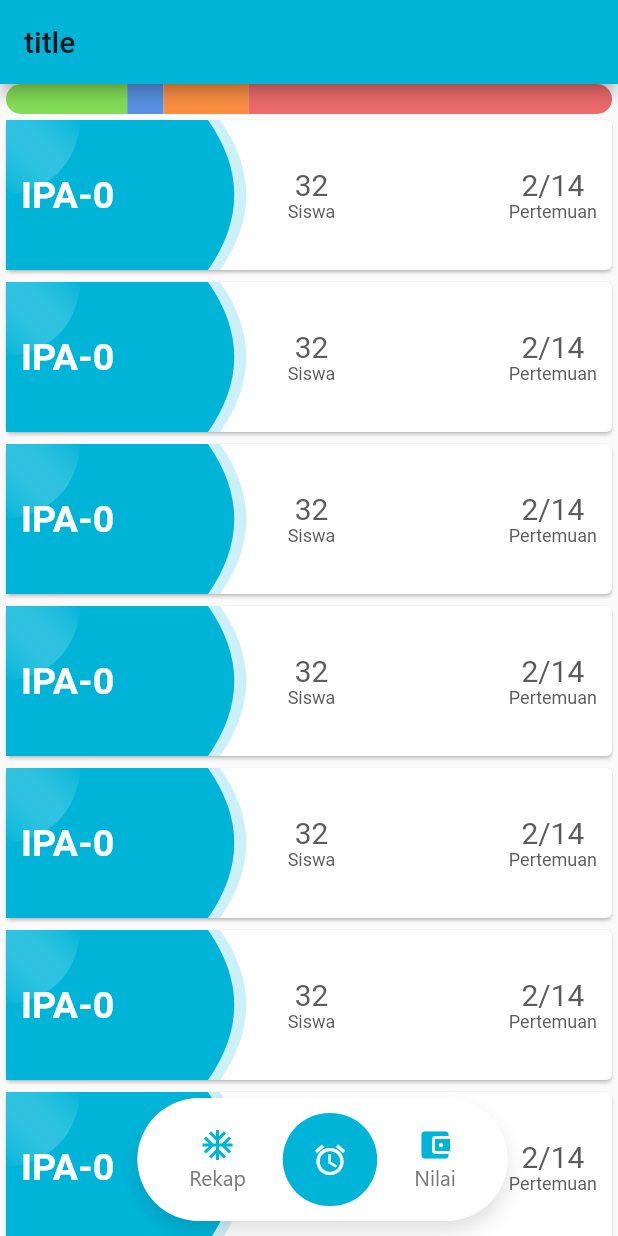
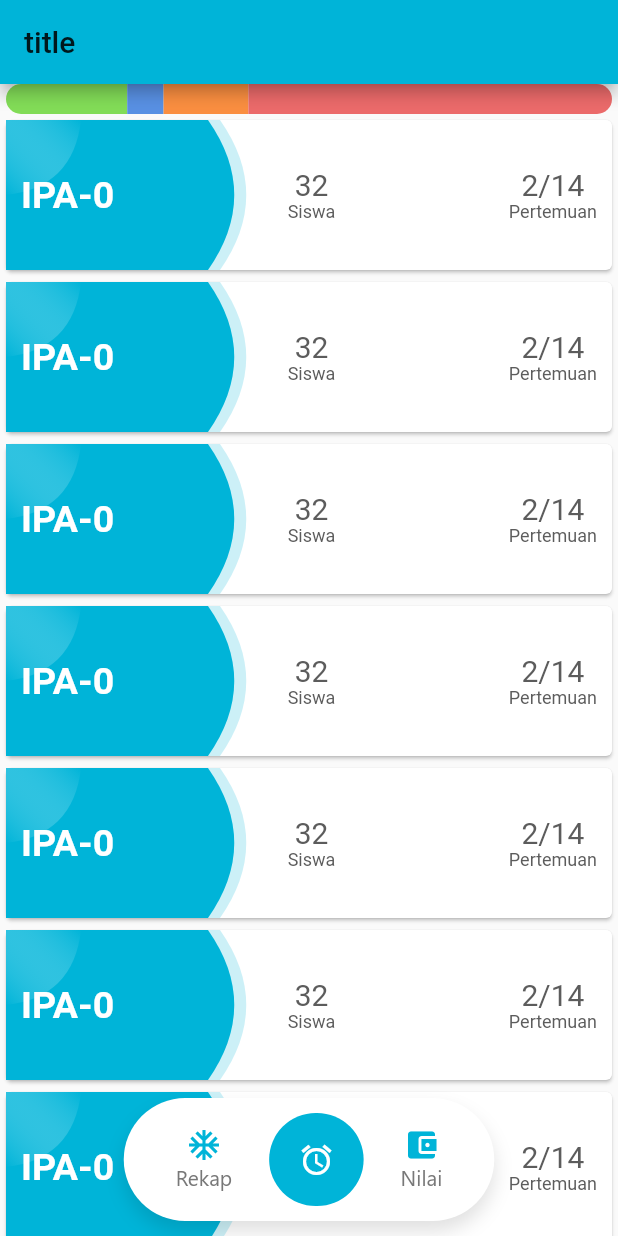
Before and after one commit to ajisyahroni/Flutter_6-Akademix-lecture, a Flutter app: the screen it shows after launch, on a phone screen of 412 x 824 dp. Run offline on Flutter 3.47's test engine with Material 2 defaults, Android fonts, the phone set to English and light mode, and no system bars; our stand-ins replace backdrop, flutter_svg.

Commit message:
UPDATE: set center on stack position

```diff
--- a/lib/screens/absence_screen.dart
+++ b/lib/screens/absence_screen.dart
@@ -25,7 +25,6 @@ class _AbsenceScreenState extends State<AbsenceScreen> {
 
     _scrollController = new ScrollController();
     _scrollController.addListener(() {
-      print(_bottomPosition);
       switch (_scrollController.position.userScrollDirection) {
         case ScrollDirection.reverse:
           setState(() {
@@ -49,10 +48,11 @@ class _AbsenceScreenState extends State<AbsenceScreen> {
         title: Text('title'),
       ),
       floatingActionButton: Stack(
+        alignment: Alignment.center,
         children: [
           AnimatedPositioned(
             bottom: _bottomPosition,
-            left: MediaQuery.of(context).size.width / 4.5,
+            // left: MediaQuery.of(context).size.width / 4,
             duration: Duration(milliseconds: 200),
             child: MainNavigation(),
           ),
```
